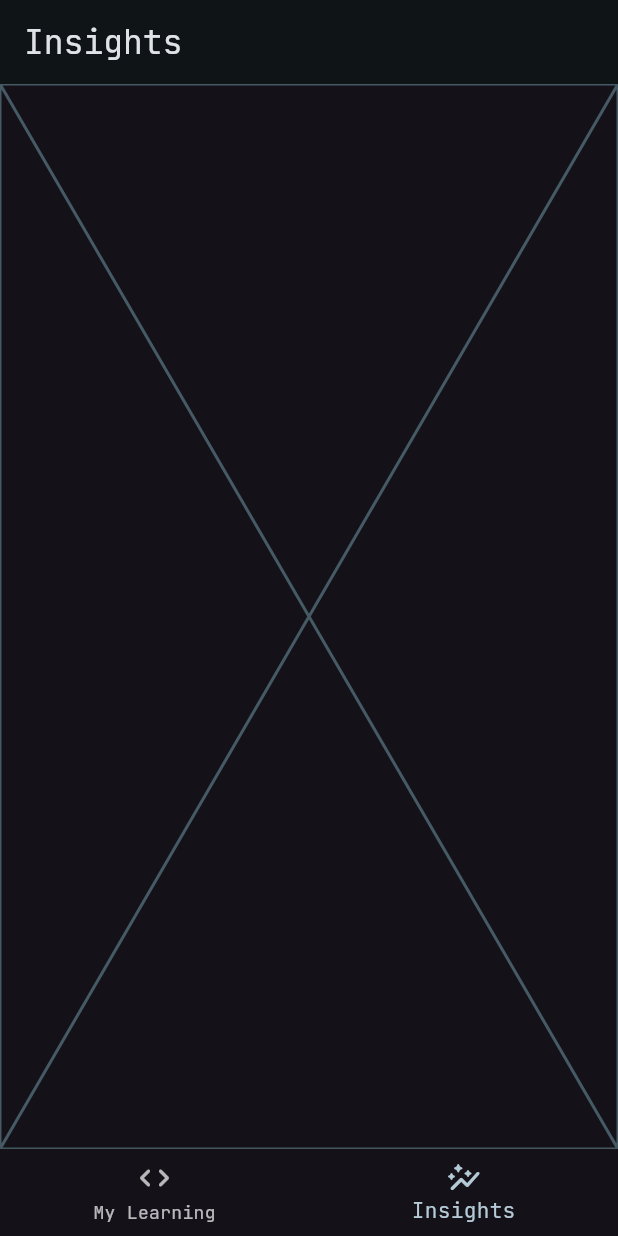
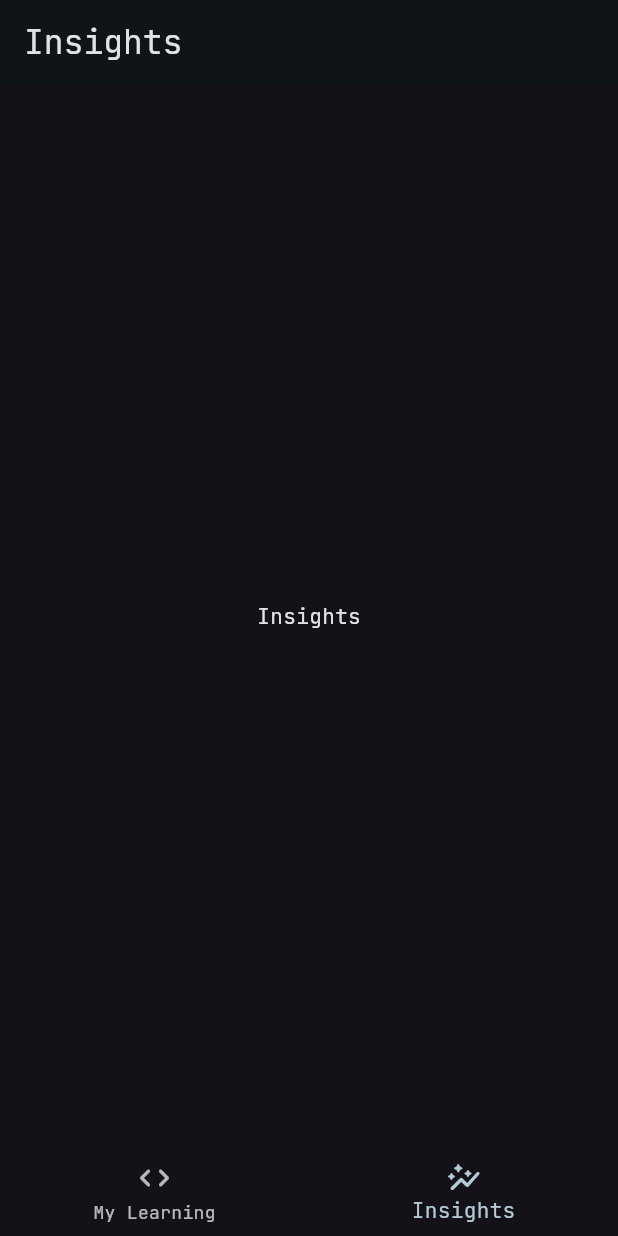
Before and after one commit to alph-a07/skillshunt, a Flutter app: the DashboardScreen screen opened directly, item 2 of the bottom bar chosen, on a phone screen of 412 x 824 dp. Run offline on Flutter 3.47's test engine with Material 3 defaults, Android fonts, the phone set to English and light mode, and no system bars; our stand-ins replace firebase_auth, firebase_core, flutter_riverpod, google_fonts; accounts and stored records are empty; generated files the repository leaves out were written again.

Commit message:
Assign screens to tabs

```diff
--- a/lib/screens/dashboard_screen.dart
+++ b/lib/screens/dashboard_screen.dart
@@ -1,4 +1,6 @@
 import 'package:flutter/material.dart';
+import 'package:skillshunt/screens/insights_screen.dart';
+import 'package:skillshunt/screens/my_learning_screen.dart';
 
 class DashboardScreen extends StatefulWidget {
   const DashboardScreen({super.key});
@@ -19,6 +21,8 @@ class _DashboardScreenState extends State<DashboardScreen> {
   @override
   Widget build(BuildContext context) {
     String activePageTitle = _selectedPageIndex == 0 ? 'My Learning' : 'Insights';
+    Widget activeScreen =
+        _selectedPageIndex == 0 ? const MyLearningScreen() : const InsightsScreen();
 
     return Scaffold(
       appBar: AppBar(
@@ -26,7 +30,7 @@ class _DashboardScreenState extends State<DashboardScreen> {
         centerTitle: false,
         automaticallyImplyLeading: false,
       ),
-      body: const Placeholder(),
+      body: activeScreen,
       bottomNavigationBar: BottomNavigationBar(
         onTap: (index) {
           _setPageIndex(index);
--- /dev/null
+++ b/lib/screens/insights_screen.dart
@@ -0,0 +1,12 @@
+import 'package:flutter/material.dart';
+
+class InsightsScreen extends StatelessWidget {
+  const InsightsScreen({super.key});
+
+  @override
+  Widget build(BuildContext context) {
+    return const Center(
+      child: Text('Insights'),
+    );
+  }
+}
```
Also changed, not shown: lib/screens/my_learning_screen.dart (added, +10 -0 lines).
